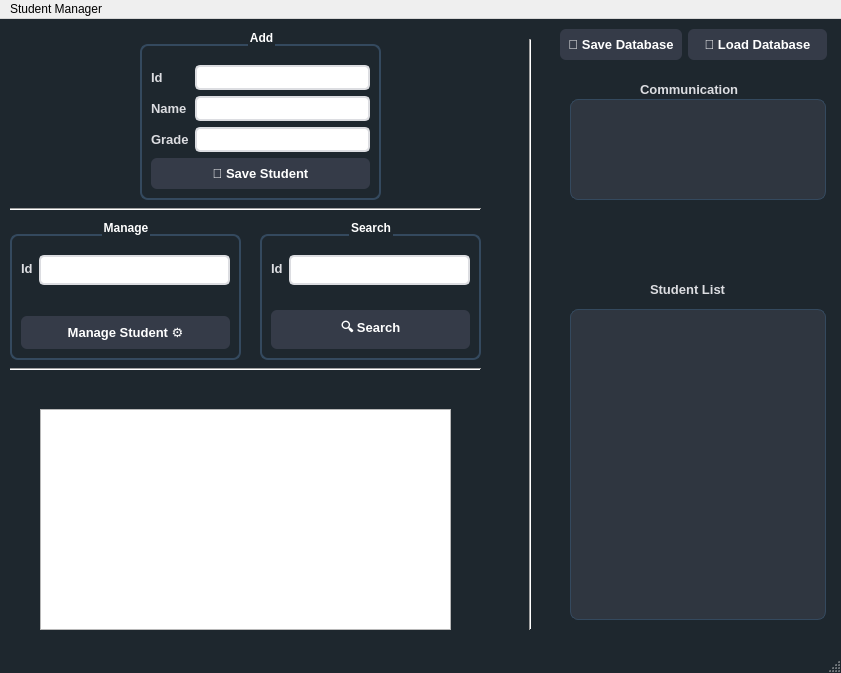
Above: mainwindow.ui from BakrAmghar/student-management-system-c before the change. Below: the same form after it.
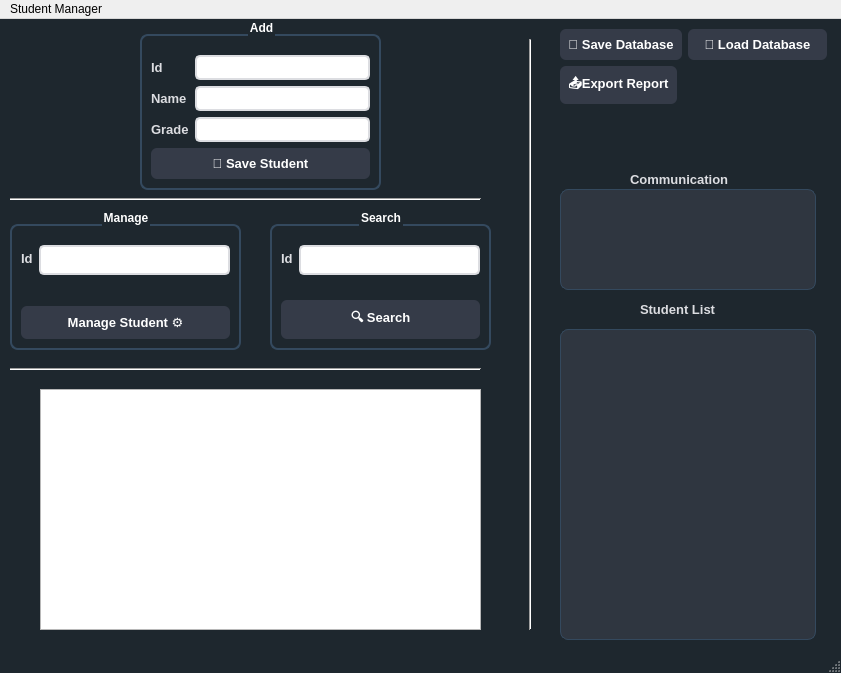
That is the form after the change.

Commit message: feat: added PDF and Excel report generation

Patch:
```diff
--- a/mainwindow.ui
+++ b/mainwindow.ui
@@ -125,8 +125,8 @@
    <widget class="QListWidget" name="list_students">
     <property name="geometry">
      <rect>
-      <x>570</x>
-      <y>290</y>
+      <x>560</x>
+      <y>310</y>
       <width>256</width>
       <height>311</height>
      </rect>
@@ -149,7 +149,7 @@
     <property name="geometry">
      <rect>
       <x>10</x>
-      <y>180</y>
+      <y>170</y>
       <width>471</width>
       <height>21</height>
      </rect>
@@ -174,8 +174,8 @@
    <widget class="QLabel" name="label_3">
     <property name="geometry">
      <rect>
-      <x>650</x>
-      <y>260</y>
+      <x>640</x>
+      <y>280</y>
       <width>111</width>
       <height>20</height>
      </rect>
@@ -187,8 +187,8 @@
    <widget class="QListWidget" name="list_stats">
     <property name="geometry">
      <rect>
-      <x>570</x>
-      <y>80</y>
+      <x>560</x>
+      <y>170</y>
       <width>256</width>
       <height>101</height>
      </rect>
@@ -197,8 +197,8 @@
    <widget class="QLabel" name="label_5">
     <property name="geometry">
      <rect>
-      <x>640</x>
-      <y>60</y>
+      <x>630</x>
+      <y>150</y>
       <width>131</width>
       <height>20</height>
      </rect>
@@ -211,7 +211,7 @@
     <property name="geometry">
      <rect>
       <x>140</x>
-      <y>10</y>
+      <y>0</y>
       <width>241</width>
       <height>171</height>
      </rect>
@@ -278,8 +278,8 @@
    <widget class="QGroupBox" name="groupBox_2">
     <property name="geometry">
      <rect>
-      <x>260</x>
-      <y>200</y>
+      <x>270</x>
+      <y>190</y>
       <width>221</width>
       <height>141</height>
      </rect>
@@ -327,7 +327,7 @@
     <property name="geometry">
      <rect>
       <x>10</x>
-      <y>200</y>
+      <y>190</y>
       <width>231</width>
       <height>141</height>
      </rect>
@@ -377,17 +377,10 @@
       <x>560</x>
       <y>10</y>
       <width>267</width>
-      <height>41</height>
+      <height>75</height>
      </rect>
     </property>
     <layout class="QFormLayout" name="formLayout_6">
-     <item row="0" column="0">
-      <widget class="QPushButton" name="btn_file_save">
-       <property name="text">
-        <string>💾 Save Database</string>
-       </property>
-      </widget>
-     </item>
      <item row="0" column="1">
       <widget class="QPushButton" name="btn_file_load">
        <property name="text">
@@ -395,15 +388,29 @@
        </property>
       </widget>
      </item>
+     <item row="0" column="0">
+      <widget class="QPushButton" name="btn_file_save">
+       <property name="text">
+        <string>💾 Save Database</string>
+       </property>
+      </widget>
+     </item>
+     <item row="1" column="0">
+      <widget class="QPushButton" name="btn_export">
+       <property name="text">
+        <string>📤Export Report</string>
+       </property>
+      </widget>
+     </item>
     </layout>
    </widget>
    <widget class="QGraphicsView" name="chartContainer">
     <property name="geometry">
      <rect>
       <x>40</x>
-      <y>390</y>
-      <width>411</width>
-      <height>221</height>
+      <y>370</y>
+      <width>441</width>
+      <height>241</height>
      </rect>
     </property>
    </widget>
```
The commit also changes 5 other files.
